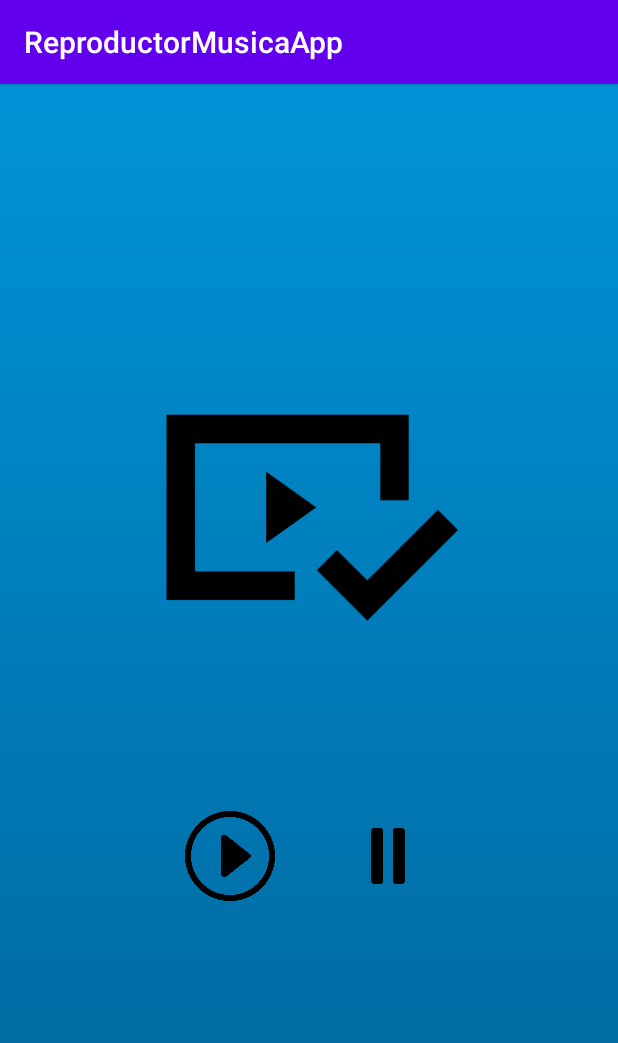
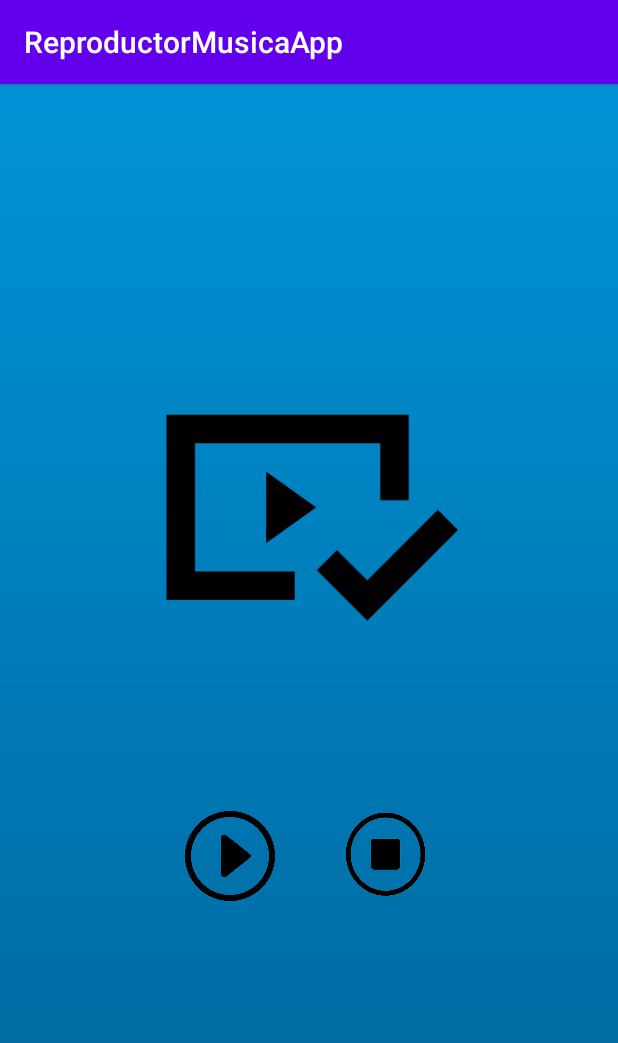
Before and after one commit to SirCrewete/DamPlayerApplication, an Android app: the insideApp screen opened directly, with no data from a screen before it, after a tap on an icon or button, on a phone screen of 412 x 824 dp. Shown: the top 1043 px of the screen. Run offline under Robolectric (Android 15) with nearby library versions, the phone set to English and light mode, and no system bars.

Commit message:
reproductor musica 3r activity

```diff
--- a/app/src/main/AndroidManifest.xml
+++ b/app/src/main/AndroidManifest.xml
@@ -9,17 +9,12 @@
         android:roundIcon="@mipmap/ic_launcher_round"
         android:supportsRtl="true"
         android:theme="@style/AppTheme">
-        <service
-            android:name=".ServiceMusica"
-            android:enabled="true"
-            android:exported="true"></service>
 
         <activity android:name=".insideApp" />
         <activity android:name=".RegistroActivity" />
         <activity android:name=".MainActivity">
             <intent-filter>
                 <action android:name="android.intent.action.MAIN" />
-
                 <category android:name="android.intent.category.LAUNCHER" />
             </intent-filter>
         </activity>
--- a/app/src/main/java/com/example/reproductormusicaapp/MainActivity.java
+++ b/app/src/main/java/com/example/reproductormusicaapp/MainActivity.java
@@ -14,7 +14,6 @@ public class MainActivity extends AppCompatActivity {
     protected void onCreate(Bundle savedInstanceState) {
         super.onCreate(savedInstanceState);
         setContentView(R.layout.activity_main);
-
     }
 
     public void functionRegister(View v){
@@ -29,4 +28,3 @@ public class MainActivity extends AppCompatActivity {
         startActivity(intent);
     }
 }
-}
--- a/app/src/main/java/com/example/reproductormusicaapp/insideApp.java
+++ b/app/src/main/java/com/example/reproductormusicaapp/insideApp.java
@@ -9,6 +9,8 @@ import android.view.View;
 
 public class insideApp extends AppCompatActivity {
 
+    MediaPlayer mp;
+    int posicion = 0;
 
     @Override
     protected void onCreate(Bundle savedInstanceState) {
@@ -16,12 +18,14 @@ public class insideApp extends AppCompatActivity {
         setContentView(R.layout.activity_inside_app);
     }
 
-    public void onClickComenzar(View v){
-        startService(new Intent(getBaseContext(), MyService.class));
+    public void clickOnStart(View v) {
+        mp = MediaPlayer.create(this, R.raw.hammer);
+        mp.start();
     }
 
-    public void onClickParar(View v){
-        stopService(new Intent(getBaseContext(), MyService.class));
+    public void clickOnStop(View v){
+        if(mp != null) {
+            mp.stop();
+        }
     }
-
 }
--- a/app/src/main/res/layout/activity_inside_app.xml
+++ b/app/src/main/res/layout/activity_inside_app.xml
@@ -24,7 +24,7 @@
         android:layout_width="60sp"
         android:layout_height="60sp"
         android:background="@drawable/icono_reproducir"
-        android:onClick="onClickComenzar"
+        android:onClick="clickOnStart"
         app:layout_constraintBottom_toBottomOf="parent"
         app:layout_constraintEnd_toEndOf="parent"
         app:layout_constraintHorizontal_bias="0.35"
@@ -34,14 +34,14 @@
 
     <Button
         android:id="@+id/botonStop"
-        android:layout_width="60sp"
-        android:layout_height="60sp"
-        android:background="@drawable/icono_parar"
-        android:onClick="onClickParar"
+        android:layout_width="70dp"
+        android:layout_height="73dp"
+        android:background="@drawable/stopmusicbutton"
+        android:onClick="clickOnStop"
         app:layout_constraintBottom_toBottomOf="parent"
         app:layout_constraintEnd_toEndOf="parent"
         app:layout_constraintHorizontal_bias="0.65"
         app:layout_constraintStart_toStartOf="parent"
         app:layout_constraintTop_toBottomOf="@+id/activityInsideFoto"
-        app:layout_constraintVertical_bias="0.100000024" />
+        app:layout_constraintVertical_bias="0.06999999" />
 </androidx.constraintlayout.widget.ConstraintLayout>
```
Also changed, not shown: app/src/main/res/drawable/stopmusicbutton.png (added), 1 other file.
